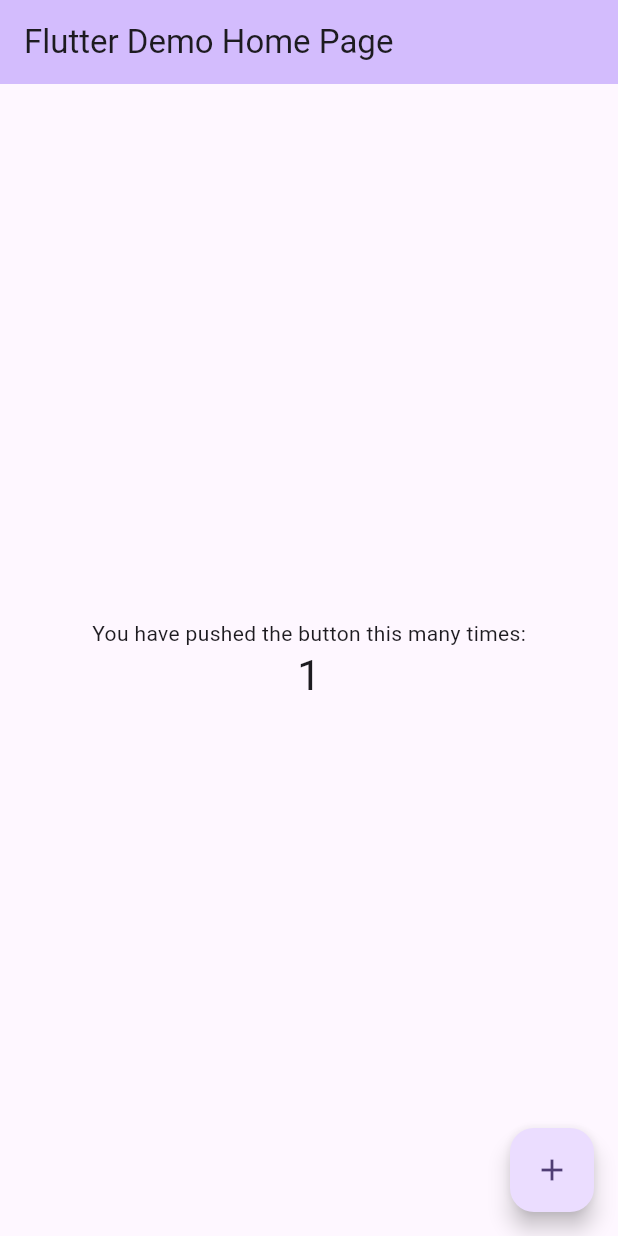
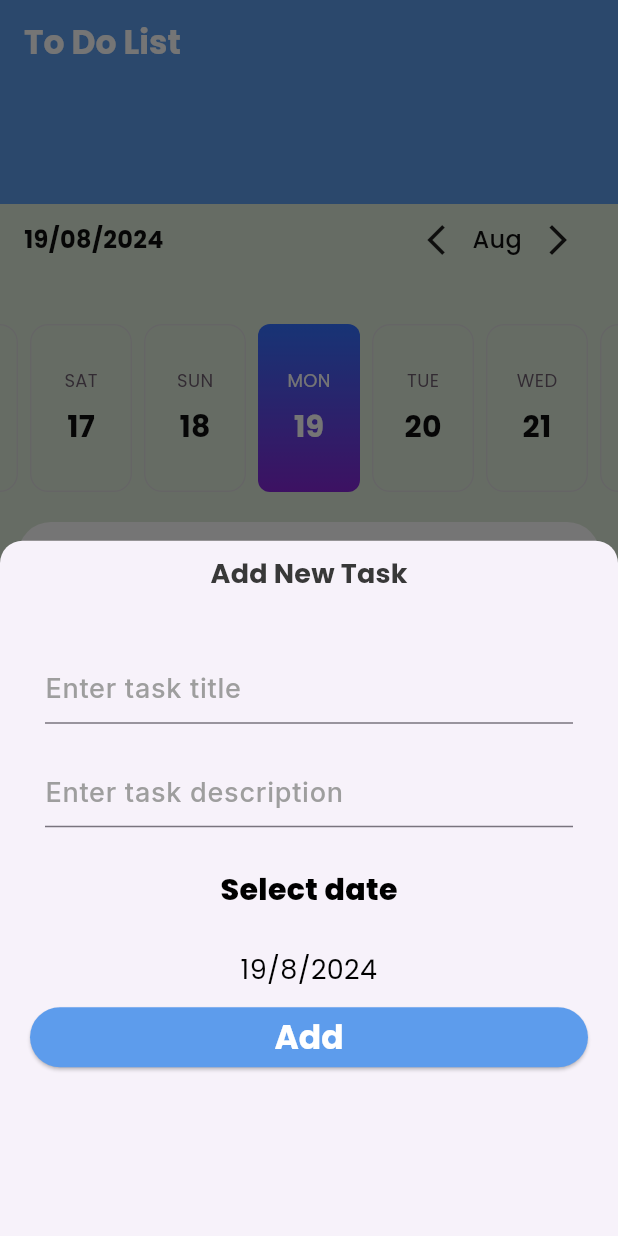
Before and after one commit to gehad-mamdouh/ToDo-App, a Flutter app: the screen it shows after launch, after a tap on the "add" icon, on a phone screen of 412 x 824 dp. Run offline on Flutter 3.47's test engine with Material 3 defaults, Android fonts, the phone set to English and light mode, and no system bars; drawn by our look-alikes of easy_date_timeline; our stand-ins replace google_fonts.

Commit message:
Finished Ui

```diff
--- /dev/null
+++ b/lib/home/app_colors.dart
@@ -0,0 +1,15 @@
+import 'dart:ui';
+
+import 'package:flutter/material.dart';
+
+class AppColors {
+  static Color primaryColor = Color(0xff5D9CEC);
+  static Color blackColor = Color(0xff383838);
+  static Color whiteColor = Color(0xffffffff);
+  static Color greenColor = Color(0xff61E757);
+  static Color grayColor = Color(0xff9a9a9c);
+  static Color redColor = Color(0xffEC4B4B);
+  static Color backgroundLightColor = Color(0xffDFECDB);
+  static Color backgroundDarkColor = Color(0xff060E1E);
+  static Color blackDarkColor = Color(0xff141922);
+}
--- /dev/null
+++ b/lib/home/home_screen.dart
@@ -0,0 +1,73 @@
+import 'package:flutter/material.dart';
+import 'package:todo/home/app_colors.dart';
+import 'package:todo/home/home_task_list/add_task-bottom_sheet.dart';
+import 'package:todo/home/home_task_list/task_list_tab.dart';
+import 'package:todo/home/settings/settings_tab.dart';
+
+class HomeScreen extends StatefulWidget {
+  static const String routeName = 'home_screen';
+
+  HomeScreen({super.key});
+
+  @override
+  State<HomeScreen> createState() => _HomeScreenState();
+}
+
+class _HomeScreenState extends State<HomeScreen> {
+  int selectedIndex = 0;
+
+  @override
+  Widget build(BuildContext context) {
+    return Scaffold(
+      appBar: AppBar(
+        // toolbarHeight: MediaQuery.of(context).size.height*.2,
+        title: Text(
+          'To Do List',
+          style: Theme.of(context).textTheme.titleLarge,
+        ),
+      ),
+      bottomNavigationBar: BottomAppBar(
+        height: 70,
+        shape: CircularNotchedRectangle(),
+        notchMargin: 9,
+        child: BottomNavigationBar(
+            currentIndex: selectedIndex,
+            onTap: (index) {
+              selectedIndex = index;
+              setState(() {});
+            },
+            items: [
+              BottomNavigationBarItem(icon: Icon(Icons.list), label: ''),
+              BottomNavigationBarItem(
+                  icon: Icon(Icons.settings_outlined), label: ''),
+            ]),
+      ),
+      floatingActionButton: FloatingActionButton(
+          onPressed: () {
+            addTaskBottomSheet();
+          },
+          child: Icon(
+            Icons.add,
+            color: AppColors.whiteColor,
+          )),
+      floatingActionButtonLocation: FloatingActionButtonLocation.centerDocked,
+      body: Column(
+        children: [
+          Container(
+            color: AppColors.primaryColor,
+            width: double.infinity,
+            height: 80,
+          ),
+          Expanded(child: tabs[selectedIndex])
+        ],
+      ),
+    );
+  }
+
+  List<Widget> tabs = [TaskListTab(), SettingsTab()];
+
+  void addTaskBottomSheet() {
+    showModalBottomSheet(
+        context: context, builder: (context) => AddTaskBottomSheet());
+  }
+}
--- /dev/null
+++ b/lib/home/home_task_list/add_task-bottom_sheet.dart
@@ -0,0 +1,138 @@
+import 'package:flutter/cupertino.dart';
+import 'package:flutter/material.dart';
+import 'package:google_fonts/google_fonts.dart';
+
+class AddTaskBottomSheet extends StatefulWidget {
+  AddTaskBottomSheet({super.key});
+
+  @override
+  State<AddTaskBottomSheet> createState() => _AddTaskBottomSheetState();
+}
+
+class _AddTaskBottomSheetState extends State<AddTaskBottomSheet> {
+  var formKey = GlobalKey<FormState>();
+  var selectedDate = DateTime.now();
+
+  @override
+  Widget build(BuildContext context) {
+    return Container(
+      child: Column(
+        children: [
+          Padding(
+            padding: const EdgeInsets.all(8.0),
+            child: Text(
+              'Add New Task',
+              style: Theme.of(context).textTheme.titleMedium,
+            ),
+          ),
+          Form(
+              key: formKey,
+              child: Padding(
+                padding: const EdgeInsets.all(20.0),
+                child: Column(
+                  crossAxisAlignment: CrossAxisAlignment.stretch,
+                  children: [
+                    Padding(
+                      padding: const EdgeInsets.all(10.0),
+                      child: TextFormField(
+                        validator: (text) {
+                          if (text == null || text.isEmpty) {
+                            return 'Please enter task title';
+                          }
+                          return null;
+                        },
+                        decoration: InputDecoration(
+                            hintText: 'Enter task title',
+                            hintStyle: GoogleFonts.inter(
+                                fontSize: 18,
+                                fontWeight: FontWeight.w500,
+                                color: Colors.grey)),
+                      ),
+                    ),
+                    Padding(
+                      padding: const EdgeInsets.all(10.0),
+                      child: TextFormField(
+                        decoration: InputDecoration(
+                            hintText: 'Enter task description',
+                            hintStyle: GoogleFonts.inter(
+                                fontWeight: FontWeight.w500,
+                                fontSize: 18,
+                                color: Colors.grey)),
+                        validator: (text) {
+                          if (text == null || text.isEmpty) {
+                            return 'Please enter task description';
+                          }
+                          return null;
+                        },
+                      ),
+                    ),
+                    Padding(
+                      padding: const EdgeInsets.all(8.0),
+                      child: TextButton(
+                        onPressed: () {
+                          showCalendar();
+                        },
+                        child: Text(
+                          'Select date',
+                          style: Theme.of(context)
+                              .textTheme
+                              .bodyMedium
+                              ?.copyWith(
+                                  color: Colors.black,
+                                  fontSize: 20,
+                                  fontWeight: FontWeight.w800),
+                        ),
+                      ),
+                    ),
+                    Padding(
+                      padding: const EdgeInsets.all(8.0),
+                      child: InkWell(
+                        onTap: () {
+                          showCalendar();
+                        },
+                        child: Text(
+                            '${selectedDate.day}/${selectedDate.month}/${selectedDate.year}',
+                            textAlign: TextAlign.center,
+                            style: Theme.of(context)
+                                .textTheme
+                                .bodyMedium
+                                ?.copyWith(color: Colors.black)),
+                      ),
+                    ),
+                    ElevatedButton(
+                        style: ElevatedButton.styleFrom(
+                            backgroundColor: Theme.of(context).primaryColor),
+                        onPressed: () {
+                          addTask();
+                        },
+                        child: Text(
+                          'Add',
+                          style: Theme.of(context).textTheme.titleLarge,
+                        ))
+                  ],
+                ),
+              ))
+        ],
+      ),
+    );
+  }
+
+  void addTask() {
+    if (formKey.currentState?.validate() == true) {}
+  }
+
+  void showCalendar() async {
+    var chosenDate = await showDatePicker(
+      context: context,
+      initialDate: DateTime.now(),
+      firstDate: DateTime.now(),
+      lastDate: DateTime.now().add(Duration(days: 365)),
+    );
+
+    if (chosenDate != null) {
+      setState(() {
+        selectedDate = chosenDate;
+      });
+    }
+  }
+}
--- /dev/null
+++ b/lib/home/home_task_list/task_list_item.dart
@@ -0,0 +1,56 @@
+import 'package:flutter/material.dart';
+import 'package:todo/home/app_colors.dart';
+
+class TaskListItem extends StatelessWidget {
+  const TaskListItem({super.key});
+
+  @override
+  Widget build(BuildContext context) {
+    return Container(
+      margin: EdgeInsets.all(12),
+      padding: EdgeInsets.all(12),
+      decoration: BoxDecoration(
+          color: AppColors.whiteColor, borderRadius: BorderRadius.circular(22)),
+      child: Row(
+        mainAxisAlignment: MainAxisAlignment.spaceBetween,
+        children: [
+          Container(
+            margin: EdgeInsets.all(12),
+            width: 4,
+            height: MediaQuery.of(context).size.height * .09,
+            color: AppColors.primaryColor,
+          ),
+          Expanded(
+              child: Column(
+            crossAxisAlignment: CrossAxisAlignment.stretch,
+            children: [
+              Text(
+                'Title',
+                style: Theme.of(context).textTheme.titleLarge?.copyWith(
+                    color: AppColors.primaryColor, fontWeight: FontWeight.w500),
+              ),
+              Text(
+                'desc',
+                style: TextStyle(fontSize: 16, color: AppColors.blackColor),
+              )
+            ],
+          )),
+          Container(
+            padding: EdgeInsets.symmetric(
+                vertical: MediaQuery.of(context).size.height * .01,
+                horizontal: MediaQuery.of(context).size.height * .03),
+            decoration: BoxDecoration(
+              borderRadius: BorderRadius.circular(12),
+              color: AppColors.primaryColor,
+            ),
+            child: Icon(
+              Icons.check,
+              color: AppColors.whiteColor,
+              size: 35,
+            ),
+          ),
+        ],
+      ),
+    );
+  }
+}
--- /dev/null
+++ b/lib/home/home_task_list/task_list_tab.dart
@@ -0,0 +1,50 @@
+import 'package:easy_date_timeline/easy_date_timeline.dart';
+import 'package:flutter/cupertino.dart';
+import 'package:flutter/material.dart';
+import 'package:todo/home/home_task_list/task_list_item.dart';
+
+class TaskListTab extends StatelessWidget {
+  const TaskListTab({super.key});
+
+  @override
+  Widget build(BuildContext context) {
+    return Column(
+      children: [
+        EasyDateTimeLine(
+          initialDate: DateTime.now(),
+          onDateChange: (selectedDate) {
+            //`selectedDate` the new date selected.
+          },
+          headerProps: const EasyHeaderProps(
+            monthPickerType: MonthPickerType.switcher,
+            dateFormatter: DateFormatter.fullDateDMY(),
+          ),
+          dayProps: const EasyDayProps(
+            dayStructure: DayStructure.dayStrDayNum,
+            activeDayStyle: DayStyle(
+              decoration: BoxDecoration(
+                borderRadius: BorderRadius.all(Radius.circular(8)),
+                gradient: LinearGradient(
+                  begin: Alignment.topCenter,
+                  end: Alignment.bottomCenter,
+                  colors: [
+                    Color(0xff3371FF),
+                    Color(0xff8426D6),
+                  ],
+                ),
+              ),
+            ),
+          ),
+        ),
+        Expanded(
+          child: ListView.builder(
+            itemBuilder: (context, index) {
+              return TaskListItem();
+            },
+            itemCount: 30,
+          ),
+        )
+      ],
+    );
+  }
+}
--- /dev/null
+++ b/lib/home/settings/settings_tab.dart
@@ -0,0 +1,12 @@
+import 'package:flutter/material.dart';
+
+class SettingsTab extends StatelessWidget {
+  const SettingsTab({super.key});
+
+  @override
+  Widget build(BuildContext context) {
+    return Container(
+      color: Colors.yellow,
+    );
+  }
+}
--- a/lib/main.dart
+++ b/lib/main.dart
@@ -1,125 +1,22 @@
 import 'package:flutter/material.dart';
+import 'package:todo/home/home_screen.dart';
+import 'package:todo/my_theme_data.dart';
+import 'package:todo/splash_screen.dart';
 
 void main() {
-  runApp(const MyApp());
+  runApp(MyApp());
 }
-
 class MyApp extends StatelessWidget {
   const MyApp({super.key});
-
-  // This widget is the root of your application.
   @override
   Widget build(BuildContext context) {
     return MaterialApp(
-      title: 'Flutter Demo',
-      theme: ThemeData(
-        // This is the theme of your application.
-        //
-        // TRY THIS: Try running your application with "flutter run". You'll see
-        // the application has a purple toolbar. Then, without quitting the app,
-        // try changing the seedColor in the colorScheme below to Colors.green
-        // and then invoke "hot reload" (save your changes or press the "hot
-        // reload" button in a Flutter-supported IDE, or press "r" if you used
-        // the command line to start the app).
-        //
-        // Notice that the counter didn't reset back to zero; the application
-        // state is not lost during the reload. To reset the state, use hot
-        // restart instead.
-        //
-        // This works for code too, not just values: Most code changes can be
-        // tested with just a hot reload.
-        colorScheme: ColorScheme.fromSeed(seedColor: Colors.deepPurple),
-        useMaterial3: true,
-      ),
-      home: const MyHomePage(title: 'Flutter Demo Home Page'),
-    );
+        theme: MyThemeData.lightTheme,
+        debugShowCheckedModeBanner: false,
+        initialRoute: SplashScreen.routeName,
+        routes: {
+          SplashScreen.routeName: (context) => SplashScreen(),
+          HomeScreen.routeName: (context) => HomeScreen(),
+        });
   }
 }
-
-class MyHomePage extends StatefulWidget {
-  const MyHomePage({super.key, required this.title});
-
-  // This widget is the home page of your application. It is stateful, meaning
-  // that it has a State object (defined below) that contains fields that affect
-  // how it looks.
-
-  // This class is the configuration for the state. It holds the values (in this
-  // case the title) provided by the parent (in this case the App widget) and
-  // used by the build method of the State. Fields in a Widget subclass are
-  // always marked "final".
-
-  final String title;
-
-  @override
-  State<MyHomePage> createState() => _MyHomePageState();
-}
-
-class _MyHomePageState extends State<MyHomePage> {
-  int _counter = 0;
-
-  void _incrementCounter() {
-    setState(() {
-      // This call to setState tells the Flutter framework that something has
-      // changed in this State, which causes it to rerun the build method below
-      // so that the display can reflect the updated values. If we changed
-      // _counter without calling setState(), then the build method would not be
-      // called again, and so nothing would appear to happen.
-      _counter++;
-    });
-  }
-
-  @override
-  Widget build(BuildContext context) {
-    // This method is rerun every time setState is called, for instance as done
-    // by the _incrementCounter method above.
-    //
-    // The Flutter framework has been optimized to make rerunning build methods
-    // fast, so that you can just rebuild anything that needs updating rather
-    // than having to individually change instances of widgets.
-    return Scaffold(
-      appBar: AppBar(
-        // TRY THIS: Try changing the color here to a specific color (to
-        // Colors.amber, perhaps?) and trigger a hot reload to see the AppBar
-        // change color while the other colors stay the same.
-        backgroundColor: Theme.of(context).colorScheme.inversePrimary,
-        // Here we take the value from the MyHomePage object that was created by
-        // the App.build method, and use it to set our appbar title.
-        title: Text(widget.title),
-      ),
-      body: Center(
-        // Center is a layout widget. It takes a single child and positions it
-        // in the middle of the parent.
-        child: Column(
-          // Column is also a layout widget. It takes a list of children and
-          // arranges them vertically. By default, it sizes itself to fit its
-          // children horizontally, and tries to be as tall as its parent.
-          //
-          // Column has various properties to control how it sizes itself and
-          // how it positions its children. Here we use mainAxisAlignment to
-          // center the children vertically; the main axis here is the vertical
-          // axis because Columns are vertical (the cross axis would be
-          // horizontal).
-          //
-          // TRY THIS: Invoke "debug painting" (choose the "Toggle Debug Paint"
-          // action in the IDE, or press "p" in the console), to see the
-          // wireframe for each widget.
-          mainAxisAlignment: MainAxisAlignment.center,
-          children: <Widget>[
-            const Text(
-              'You have pushed the button this many times:',
-            ),
-            Text(
-              '$_counter',
-              style: Theme.of(context).textTheme.headlineMedium,
-            ),
-          ],
-        ),
-      ),
-      floatingActionButton: FloatingActionButton(
-        onPressed: _incrementCounter,
-        tooltip: 'Increment',
-        child: const Icon(Icons.add),
-      ), // This trailing comma makes auto-formatting nicer for build methods.
-    );
-  }
-}
--- /dev/null
+++ b/lib/my_theme_data.dart
@@ -0,0 +1,47 @@
+import 'package:flutter/material.dart';
+import 'package:google_fonts/google_fonts.dart';
+import 'package:todo/home/app_colors.dart';
+
+class MyThemeData {
+  static final ThemeData lightTheme = ThemeData(
+      primaryColor: AppColors.primaryColor,
+      scaffoldBackgroundColor: AppColors.backgroundLightColor,
+      appBarTheme:
+          AppBarTheme(elevation: 0, backgroundColor: AppColors.primaryColor),
+      floatingActionButtonTheme: FloatingActionButtonThemeData(
+          backgroundColor: AppColors.primaryColor,
+          shape: RoundedRectangleBorder(
+              borderRadius: BorderRadius.circular(35),
+              side: BorderSide(color: AppColors.whiteColor, width: 4))),
+      textTheme: TextTheme(
+        titleLarge: GoogleFonts.poppins(
+            fontSize: 22,
+            fontWeight: FontWeight.bold,
+            color: AppColors.whiteColor),
+        titleMedium: GoogleFonts.poppins(
+            fontSize: 18,
+            fontWeight: FontWeight.bold,
+            color: AppColors.blackColor),
+        bodyLarge: GoogleFonts.poppins(
+            fontSize: 22,
+            fontWeight: FontWeight.w500,
+            color: AppColors.blackColor),
+        bodyMedium: GoogleFonts.poppins(
+            fontSize: 18,
+            fontWeight: FontWeight.w400,
+            color: AppColors.whiteColor),
+      ),
+      bottomNavigationBarTheme: BottomNavigationBarThemeData(
+        selectedItemColor: AppColors.primaryColor,
+        unselectedItemColor: AppColors.grayColor,
+        backgroundColor: Colors.transparent,
+        elevation: 0,
+      ),
+      bottomSheetTheme: BottomSheetThemeData(
+          shape: RoundedRectangleBorder(
+        borderRadius: BorderRadius.only(
+          topLeft: Radius.circular(15),
+          topRight: Radius.circular(15),
+        ),
+      )));
+}
--- /dev/null
+++ b/lib/splash_screen.dart
@@ -0,0 +1,39 @@
+import 'package:flutter/material.dart';
+import 'package:todo/home/home_screen.dart';
+
+class SplashScreen extends StatefulWidget {
+  static const String routeName = 'splash_screen';
+
+  const SplashScreen({super.key});
+
+  @override
+  State<SplashScreen> createState() => _SplashScreenState();
+}
+
+class _SplashScreenState extends State<SplashScreen> {
+  @override
+  void initState() {
+    Future.delayed(Duration(seconds: 3), () {
+      Navigator.pushReplacement(
+          context, MaterialPageRoute(builder: (context) => HomeScreen()));
+    });
+    // TODO: implement initState
+    super.initState();
+  }
+
+  @override
+  Widget build(BuildContext context) {
+    return Scaffold(
+      body: Column(
+        children: [
+          Expanded(
+              child: Center(
+            child: Image.asset(
+              'assets/images/splash_background.png',
+            ),
+          ))
+        ],
+      ),
+    );
+  }
+}
```
Also changed, not shown: flutter_native_splash.yaml (added, +149 -0 lines), pubspec.yaml (+11 -3 lines), assets/images/splash_background.png (added), pubspec.lock, 4 other files.
